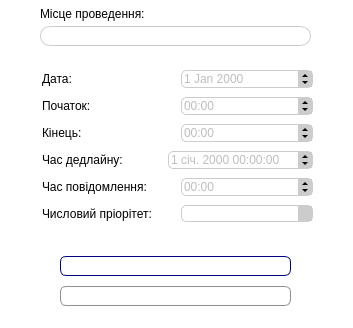
This is addeventdialog.ui in zEEmperon/Course-Project-KNT-129 as Qt 5 draws it before an edit; both pictures show x 0 to 353 and y 184 to 512 of the 353 by 512 pixel window. The edited form follows.
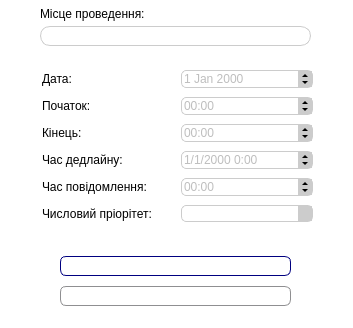
This is the edited form. Icons and pictures are not drawn.

```diff
--- a/addeventdialog.ui
+++ b/addeventdialog.ui
@@ -823,6 +823,9 @@
         <property name="locale">
          <locale language="Ukrainian" country="Ukraine"/>
         </property>
+        <property name="displayFormat">
+         <string>M/d/yyyy h:mm </string>
+        </property>
        </widget>
       </item>
      </layout>
```
